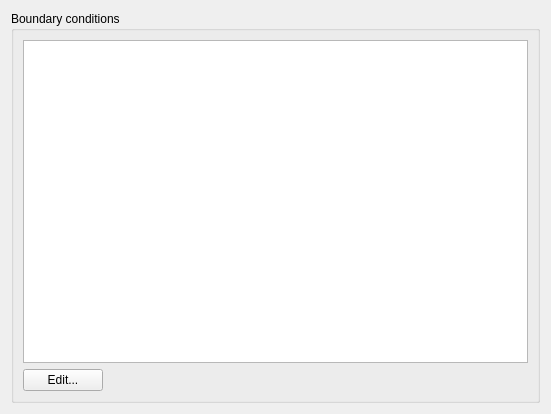
This is SIM-VICUS/src/SVPropBuildingBoundaryConditionsWidget.ui in ghorwin/SIM-VICUS as Qt 5 draws it before an edit. The edited form follows.
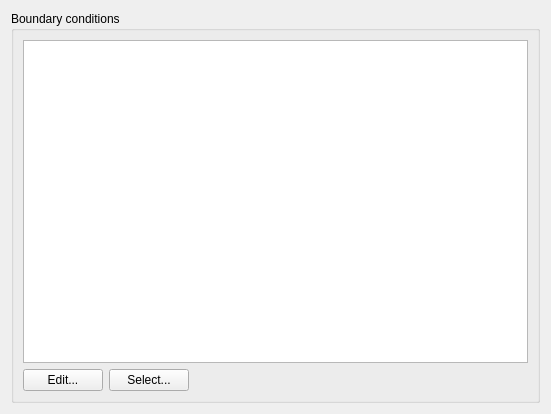
This is the edited form.

Commit message: Re-added "select BC" functionality.

```diff
--- a/SIM-VICUS/src/SVPropBuildingBoundaryConditionsWidget.ui
+++ b/SIM-VICUS/src/SVPropBuildingBoundaryConditionsWidget.ui
@@ -20,10 +20,7 @@
       <string>Boundary conditions</string>
      </property>
      <layout class="QGridLayout" name="gridLayout_5">
-      <item row="0" column="0" colspan="2">
-       <widget class="QTableWidget" name="tableWidgetBoundaryConditions"/>
-      </item>
-      <item row="1" column="1">
+      <item row="1" column="2">
        <spacer name="horizontalSpacer_4">
         <property name="orientation">
          <enum>Qt::Horizontal</enum>
@@ -49,6 +46,22 @@
         </property>
        </widget>
       </item>
+      <item row="0" column="0" colspan="3">
+       <widget class="QTableWidget" name="tableWidgetBoundaryConditions"/>
+      </item>
+      <item row="1" column="1">
+       <widget class="QPushButton" name="pushButtonSelectBoundaryConditions">
+        <property name="text">
+         <string>Select...</string>
+        </property>
+        <property name="iconSize">
+         <size>
+          <width>24</width>
+          <height>24</height>
+         </size>
+        </property>
+       </widget>
+      </item>
      </layout>
     </widget>
    </item>
```
The commit also changes 2 other files.
